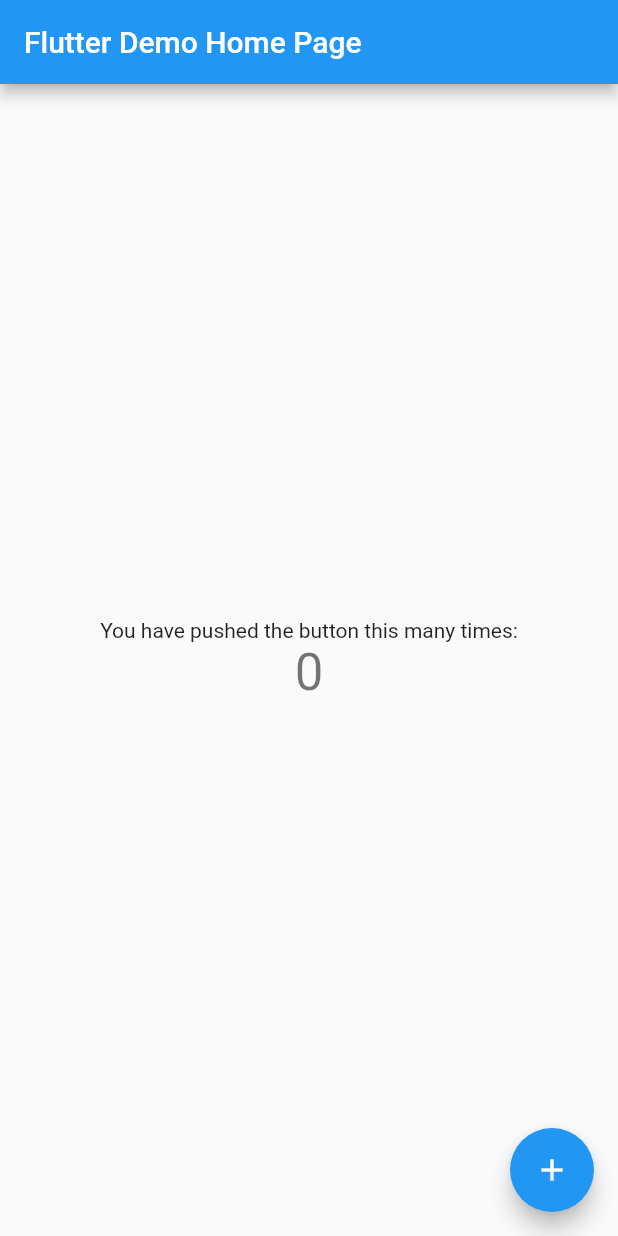
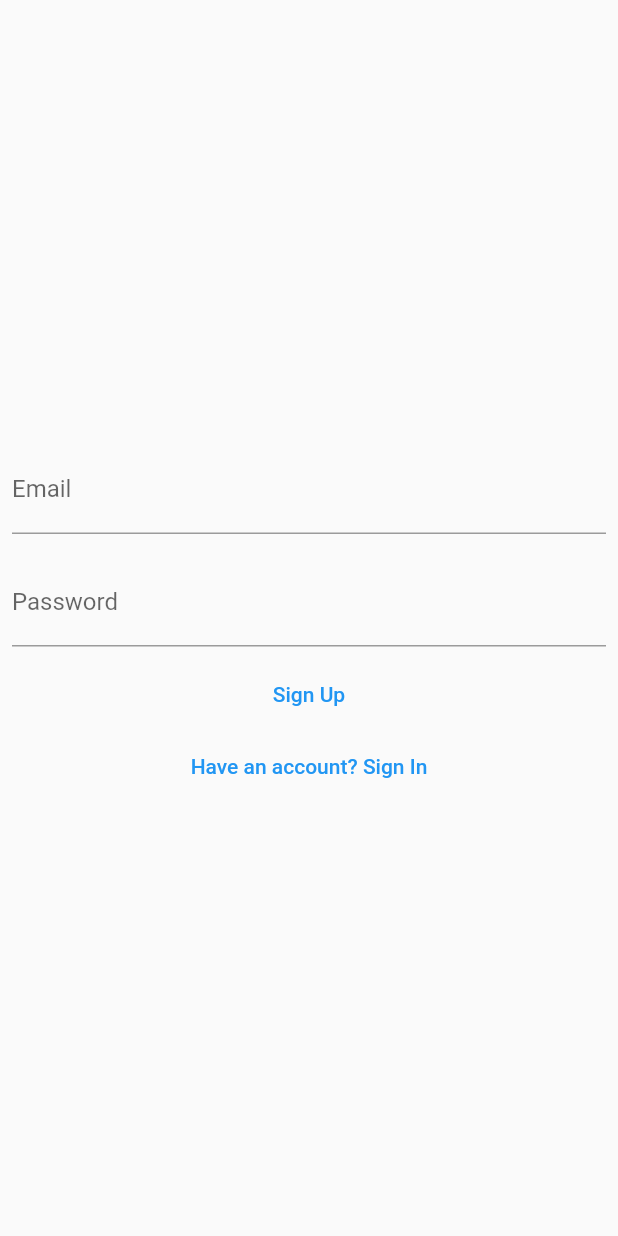
Before and after one commit to dvnapro/ggg-firebase-inventory, a Flutter app: the screen it shows after launch, on a phone screen of 412 x 824 dp. Run offline on Flutter 3.47's test engine with Material 2 defaults, Android fonts, the light colour scheme and no system bars; our stand-ins replace firebase_auth, firebase_core; accounts and stored records are empty.

Commit message:
email with pass word auth template

```diff
--- /dev/null
+++ b/admin/lib/auth/controller/auth.dart
@@ -0,0 +1,42 @@
+import 'package:firebase_auth/firebase_auth.dart';
+
+class AuthenticationProvider {
+  final FirebaseAuth firebaseAuth;
+// FirebaseAuth instance
+  AuthenticationProvider(this.firebaseAuth);
+//Constructor to initialize the Firebase Auth instance.
+//
+////Using Stream to listen to Authentication State
+  Stream<User?>? get authState => firebaseAuth.idTokenChanges();
+
+  //............RUDIMENTARY METHODS FOR AUTHENTICATION................
+
+  //SIGN UP METHOD
+  Future<String?> signUp(
+      {required String email, required String password}) async {
+    try {
+      await firebaseAuth.createUserWithEmailAndPassword(
+          email: email, password: password);
+      return "Signed up!";
+    } on FirebaseAuthException catch (e) {
+      return e.message;
+    }
+  }
+
+  //SIGN IN METHOD
+  Future<String?> signIn(
+      {required String email, required String password}) async {
+    try {
+      await firebaseAuth.signInWithEmailAndPassword(
+          email: email, password: password);
+      return "Signed in!";
+    } on FirebaseAuthException catch (e) {
+      return e.message;
+    }
+  }
+
+  //SIGN OUT METHOD
+  Future<void> signOut() async {
+    await firebaseAuth.signOut();
+  }
+}
--- /dev/null
+++ b/admin/lib/auth/index.dart
@@ -0,0 +1 @@
+export 'package:admin/auth/controller/auth.dart';
--- a/admin/lib/main.dart
+++ b/admin/lib/main.dart
@@ -1,6 +1,28 @@
+import 'package:firebase_auth/firebase_auth.dart';
+import 'package:firebase_core/firebase_core.dart';
 import 'package:flutter/material.dart';
+import 'package:provider/provider.dart';
+import 'package:admin/screens/index.dart';
 
-void main() {
+import 'package:admin/auth/index.dart';
+
+Future<void> main() async {
+  WidgetsFlutterBinding.ensureInitialized();
+  await Firebase.initializeApp();
+  // runApp(
+  //   MultiProvider(
+  //     providers: [
+  //       Provider<AuthenticationProvider>(
+  //         create: (_) => AuthenticationProvider(FirebaseAuth.instance),
+  //       ),
+  //       StreamProvider(
+  //         create: (context) => context.read<AuthenticationProvider>().authState,
+  //         initialData: null,
+  //       )
+  //     ],
+  //     child: MyApp(),
+  //   ),
+  // );
   runApp(MyApp());
 }
 
@@ -8,106 +30,39 @@
   // This widget is the root of your application.
   @override
   Widget build(BuildContext context) {
-    return MaterialApp(
-      title: 'Flutter Demo',
-      theme: ThemeData(
-        // This is the theme of your application.
-        //
-        // Try running your application with "flutter run". You'll see the
-        // application has a blue toolbar. Then, without quitting the app, try
-        // changing the primarySwatch below to Colors.green and then invoke
-        // "hot reload" (press "r" in the console where you ran "flutter run",
-        // or simply save your changes to "hot reload" in a Flutter IDE).
-        // Notice that the counter didn't reset back to zero; the application
-        // is not restarted.
-        primarySwatch: Colors.blue,
+    return MultiProvider(
+      providers: [
+        Provider<AuthenticationProvider>(
+          create: (_) => AuthenticationProvider(FirebaseAuth.instance),
+        ),
+        StreamProvider(
+          create: (context) => context.read<AuthenticationProvider>().authState,
+          initialData: null,
+        )
+      ],
+      child: MaterialApp(
+        title: 'GGG Cycle Admin',
+        theme: ThemeData(
+          primarySwatch: Colors.blue,
+        ),
+        home: Authenticate(),
       ),
-      home: MyHomePage(title: 'Flutter Demo Home Page'),
     );
   }
 }
 
-class MyHomePage extends StatefulWidget {
-  MyHomePage({Key? key, this.title}) : super(key: key);
-
-  // This widget is the home page of your application. It is stateful, meaning
-  // that it has a State object (defined below) that contains fields that affect
-  // how it looks.
-
-  // This class is the configuration for the state. It holds the values (in this
-  // case the title) provided by the parent (in this case the App widget) and
-  // used by the build method of the State. Fields in a Widget subclass are
-  // always marked "final".
-
-  final String? title;
-
-  @override
-  _MyHomePageState createState() => _MyHomePageState();
-}
-
-class _MyHomePageState extends State<MyHomePage> {
-  int _counter = 0;
-
-  void _incrementCounter() {
-    setState(() {
-      // This call to setState tells the Flutter framework that something has
-      // changed in this State, which causes it to rerun the build method below
-      // so that the display can reflect the updated values. If we changed
-      // _counter without calling setState(), then the build method would not be
-      // called again, and so nothing would appear to happen.
-      _counter++;
-    });
-  }
-
+class Authenticate extends StatelessWidget {
   @override
   Widget build(BuildContext context) {
-    // This method is rerun every time setState is called, for instance as done
-    // by the _incrementCounter method above.
-    //
-    // The Flutter framework has been optimized to make rerunning build methods
-    // fast, so that you can just rebuild anything that needs updating rather
-    // than having to individually change instances of widgets.
-    return Scaffold(
-      appBar: AppBar(
-        // Here we take the value from the MyHomePage object that was created by
-        // the App.build method, and use it to set our appbar title.
-        title: Text(widget.title!),
-      ),
-      body: Center(
-        // Center is a layout widget. It takes a single child and positions it
-        // in the middle of the parent.
-        child: Column(
-          // Column is also a layout widget. It takes a list of children and
-          // arranges them vertically. By default, it sizes itself to fit its
-          // children horizontally, and tries to be as tall as its parent.
-          //
-          // Invoke "debug painting" (press "p" in the console, choose the
-          // "Toggle Debug Paint" action from the Flutter Inspector in Android
-          // Studio, or the "Toggle Debug Paint" command in Visual Studio Code)
-          // to see the wireframe for each widget.
-          //
-          // Column has various properties to control how it sizes itself and
-          // how it positions its children. Here we use mainAxisAlignment to
-          // center the children vertically; the main axis here is the vertical
-          // axis because Columns are vertical (the cross axis would be
-          // horizontal).
-          mainAxisAlignment: MainAxisAlignment.center,
-          children: <Widget>[
-            Text(
-              'You have pushed the button this many times:',
-            ),
-            Text(
-              '$_counter',
-              style: Theme.of(context).textTheme.headline4,
-            ),
-          ],
-        ),
-      ),
-      floatingActionButton: FloatingActionButton(
-        onPressed: _incrementCounter,
-        tooltip: 'Increment',
-        child: Icon(Icons.add),
-      ), // This trailing comma makes auto-formatting nicer for build methods.
-    );
+    //Instance to know the authentication state.
+    final firebaseUser = context.watch<User?>();
+
+    // ignore: unnecessary_null_comparison
+    if (firebaseUser != null) {
+      //Means that the user is logged in already and hence navigate to HomePage
+      return HomePage();
+    }
+    //The user isn't logged in and hence navigate to SignInPage.
+    return LogInPage();
   }
 }
--- /dev/null
+++ b/admin/lib/screens/index.dart
@@ -0,0 +1,2 @@
+export 'package:admin/screens/login.dart';
+export 'package:admin/screens/home.dart';
--- /dev/null
+++ b/admin/lib/screens/login.dart
@@ -0,0 +1,82 @@
+import 'package:admin/auth/index.dart';
+import 'package:flutter/material.dart';
+import 'package:provider/provider.dart';
+
+class LogInPage extends StatefulWidget {
+  @override
+  _LogInPageState createState() => _LogInPageState();
+}
+
+class _LogInPageState extends State<LogInPage> {
+  //Controllers for e-mail and password textfields.
+  final TextEditingController emailController = TextEditingController();
+  final TextEditingController passwordController = TextEditingController();
+
+  //Handling signup and signin
+  bool signUp = true;
+
+  @override
+  Widget build(BuildContext context) {
+    return Scaffold(
+      //resizeToAvoidBottomPadding: false,
+      body: Column(
+        mainAxisAlignment: MainAxisAlignment.center,
+        children: [
+          //e-mail textfield
+          Padding(
+            padding: const EdgeInsets.all(8.0),
+            child: TextField(
+              controller: emailController,
+              decoration: InputDecoration(
+                labelText: "Email",
+              ),
+            ),
+          ),
+
+          //password textfield
+          Padding(
+            padding: const EdgeInsets.all(8.0),
+            child: TextField(
+              controller: passwordController,
+              decoration: InputDecoration(
+                labelText: "Password",
+              ),
+            ),
+          ),
+
+          //Sign in / Sign up button
+          TextButton(
+            onPressed: () {
+              if (signUp) {
+                //Provider sign up method
+                context.read<AuthenticationProvider>().signUp(
+                      email: emailController.text.trim(),
+                      password: passwordController.text.trim(),
+                    );
+              } else {
+                //Provider sign in method
+                context.read<AuthenticationProvider>().signIn(
+                      email: emailController.text.trim(),
+                      password: passwordController.text.trim(),
+                    );
+              }
+            },
+            child: signUp ? Text("Sign Up") : Text("Sign In"),
+          ),
+
+          //Sign up / Sign In toggler
+          TextButton(
+            onPressed: () {
+              setState(() {
+                signUp = !signUp;
+              });
+            },
+            child: signUp
+                ? Text("Have an account? Sign In")
+                : Text("Create an account"),
+          )
+        ],
+      ),
+    );
+  }
+}
--- a/admin/pubspec.yaml
+++ b/admin/pubspec.yaml
@@ -24,6 +24,9 @@
   flutter:
     sdk: flutter
 
+  provider: ^5.0.0
+  firebase_auth: ^1.1.0
+  firebase_core: ^1.0.3
 
   # The following adds the Cupertino Icons font to your application.
   # Use with the CupertinoIcons class for iOS style icons.
@@ -38,7 +41,6 @@
 
 # The following section is specific to Flutter.
 flutter:
-
   # The following line ensures that the Material Icons font is
   # included with your application, so that you can use the icons in
   # the material Icons class.
```
Also changed, not shown: admin/lib/screens/home.dart (added, +25 -0 lines), admin/pubspec.lock, 4 other files.
